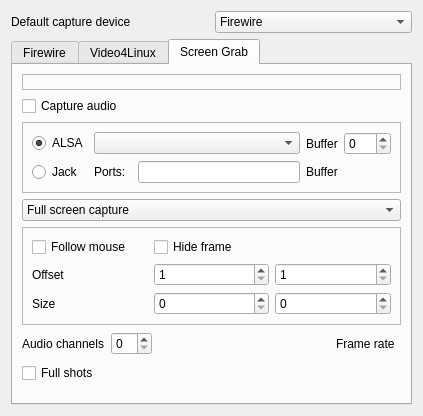
KDE/kdenlive, file src/widgets/configcapture_ui.ui: the form before one commit.
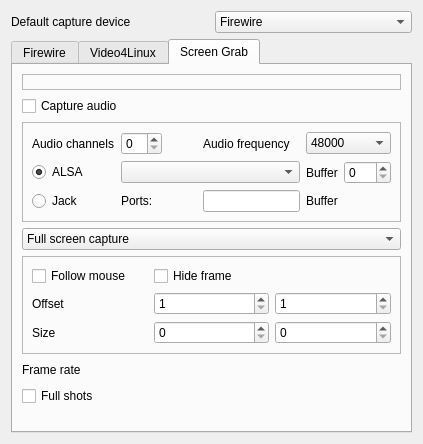
The form after the commit. The open tabs and pages were chosen to show the change. Custom widgets are drawn as their Qt base class.

Commit message: Allow selection of audio frequency for screen grabs: http://www.kdenlive.org:80/mantis/view.php?id=371

```diff
--- a/src/widgets/configcapture_ui.ui
+++ b/src/widgets/configcapture_ui.ui
@@ -6,7 +6,7 @@
     <x>0</x>
     <y>0</y>
     <width>409</width>
-    <height>416</height>
+    <height>444</height>
    </rect>
   </property>
   <layout class="QGridLayout" name="gridLayout_6" >
@@ -381,7 +381,7 @@
        <string>Screen Grab</string>
       </attribute>
       <layout class="QGridLayout" name="gridLayout_3" >
-       <item row="0" column="0" colspan="5" >
+       <item row="0" column="0" colspan="3" >
         <widget class="QLabel" name="rmd_info" >
          <property name="frameShape" >
           <enum>QFrame::StyledPanel</enum>
@@ -394,14 +394,14 @@
          </property>
         </widget>
        </item>
-       <item row="1" column="0" colspan="5" >
+       <item row="1" column="0" colspan="3" >
         <widget class="QCheckBox" name="kcfg_rmd_capture_audio" >
          <property name="text" >
           <string>Capture audio</string>
          </property>
         </widget>
        </item>
-       <item row="2" column="0" colspan="5" >
+       <item row="2" column="0" colspan="3" >
         <widget class="QFrame" name="audio_group" >
          <property name="frameShape" >
           <enum>QFrame::StyledPanel</enum>
@@ -410,7 +410,7 @@
           <enum>QFrame::Raised</enum>
          </property>
          <layout class="QGridLayout" name="gridLayout_4" >
-          <item row="0" column="0" >
+          <item row="1" column="0" >
            <widget class="QRadioButton" name="radioButton_2" >
             <property name="text" >
              <string>ALSA</string>
@@ -420,54 +420,113 @@
             </property>
            </widget>
           </item>
-          <item row="0" column="1" colspan="3" >
+          <item row="1" column="1" colspan="3" >
            <widget class="KComboBox" name="kcfg_rmd_alsa_device" />
           </item>
-          <item row="1" column="0" >
+          <item row="2" column="0" >
            <widget class="QRadioButton" name="kcfg_rmd_use_jack" >
             <property name="text" >
              <string>Jack</string>
             </property>
            </widget>
           </item>
-          <item row="1" column="1" >
+          <item row="2" column="1" >
            <widget class="QLabel" name="label_10" >
             <property name="text" >
              <string>Ports:</string>
             </property>
            </widget>
           </item>
-          <item row="1" column="3" >
+          <item row="2" column="3" >
            <widget class="KLineEdit" name="kcfg_rmd_jackports" />
           </item>
-          <item row="1" column="4" >
+          <item row="2" column="4" >
            <widget class="QLabel" name="label_21" >
             <property name="text" >
              <string>Buffer</string>
             </property>
            </widget>
           </item>
-          <item row="1" column="5" >
+          <item row="2" column="5" >
            <widget class="KDoubleNumInput" name="kcfg_rmd_jack_buffer" />
           </item>
-          <item row="0" column="5" >
+          <item row="1" column="5" >
            <widget class="KIntSpinBox" name="kcfg_rmd_alsa_buffer" >
             <property name="maximum" >
              <number>999</number>
             </property>
            </widget>
           </item>
-          <item row="0" column="4" >
+          <item row="1" column="4" >
            <widget class="QLabel" name="label_17" >
             <property name="text" >
              <string>Buffer</string>
             </property>
            </widget>
           </item>
+          <item row="0" column="0" >
+           <widget class="QLabel" name="label_8" >
+            <property name="text" >
+             <string>Audio channels</string>
+            </property>
+           </widget>
+          </item>
+          <item row="0" column="1" >
+           <widget class="KIntSpinBox" name="kcfg_rmd_audio_channels" />
+          </item>
+          <item row="0" column="3" >
+           <widget class="QLabel" name="label_22" >
+            <property name="text" >
+             <string>Audio frequency</string>
+            </property>
+           </widget>
+          </item>
+          <item row="0" column="4" colspan="2" >
+           <widget class="KComboBox" name="kcfg_rmd_audio_freq" >
+            <item>
+             <property name="text" >
+              <string>48000</string>
+             </property>
+            </item>
+            <item>
+             <property name="text" >
+              <string>41000</string>
+             </property>
+            </item>
+            <item>
+             <property name="text" >
+              <string>32000</string>
+             </property>
+            </item>
+            <item>
+             <property name="text" >
+              <string>22500</string>
+             </property>
+            </item>
+            <item>
+             <property name="text" >
+              <string>11250</string>
+             </property>
+            </item>
+           </widget>
+          </item>
+          <item row="0" column="2" >
+           <spacer name="horizontalSpacer_3" >
+            <property name="orientation" >
+             <enum>Qt::Horizontal</enum>
+            </property>
+            <property name="sizeHint" stdset="0" >
+             <size>
+              <width>40</width>
+              <height>20</height>
+             </size>
+            </property>
+           </spacer>
+          </item>
          </layout>
         </widget>
        </item>
-       <item row="3" column="0" colspan="5" >
+       <item row="3" column="0" colspan="3" >
         <widget class="KComboBox" name="kcfg_rmd_capture_type" >
          <item>
           <property name="text" >
@@ -481,7 +540,7 @@
          </item>
         </widget>
        </item>
-       <item row="4" column="0" colspan="5" >
+       <item row="4" column="0" colspan="3" >
         <widget class="QFrame" name="region_group" >
          <property name="frameShape" >
           <enum>QFrame::StyledPanel</enum>
@@ -556,14 +615,14 @@
         </widget>
        </item>
        <item row="5" column="0" >
-        <widget class="QLabel" name="label_8" >
+        <widget class="QLabel" name="label_18" >
          <property name="text" >
-          <string>Audio channels</string>
+          <string>Frame rate</string>
          </property>
         </widget>
        </item>
        <item row="5" column="1" >
-        <widget class="KIntSpinBox" name="kcfg_rmd_audio_channels" />
+        <widget class="KDoubleNumInput" name="kcfg_rmd_fps" />
        </item>
        <item row="5" column="2" >
         <spacer name="horizontalSpacer_2" >
@@ -572,30 +631,20 @@
          </property>
          <property name="sizeHint" stdset="0" >
           <size>
-           <width>86</width>
-           <height>26</height>
+           <width>237</width>
+           <height>20</height>
           </size>
          </property>
         </spacer>
        </item>
-       <item row="5" column="3" >
-        <widget class="QLabel" name="label_18" >
-         <property name="text" >
-          <string>Frame rate</string>
-         </property>
-        </widget>
-       </item>
-       <item row="5" column="4" >
-        <widget class="KDoubleNumInput" name="kcfg_rmd_fps" />
-       </item>
-       <item row="6" column="0" colspan="4" >
+       <item row="6" column="0" colspan="3" >
         <widget class="QCheckBox" name="kcfg_rmd_fullshots" >
          <property name="text" >
           <string>Full shots</string>
          </property>
         </widget>
        </item>
-       <item row="7" column="0" colspan="5" >
+       <item row="7" column="0" colspan="3" >
         <spacer name="verticalSpacer_3" >
          <property name="orientation" >
           <enum>Qt::Vertical</enum>
@@ -613,6 +662,9 @@
     </widget>
    </item>
   </layout>
+  <zorder>label</zorder>
+  <zorder>kcfg_defaultcapture</zorder>
+  <zorder>tabWidget</zorder>
  </widget>
  <customwidgets>
   <customwidget>
```
Left out of the diff: 1 changed line with no effect on the pictures. The commit also changes 3 other files.
